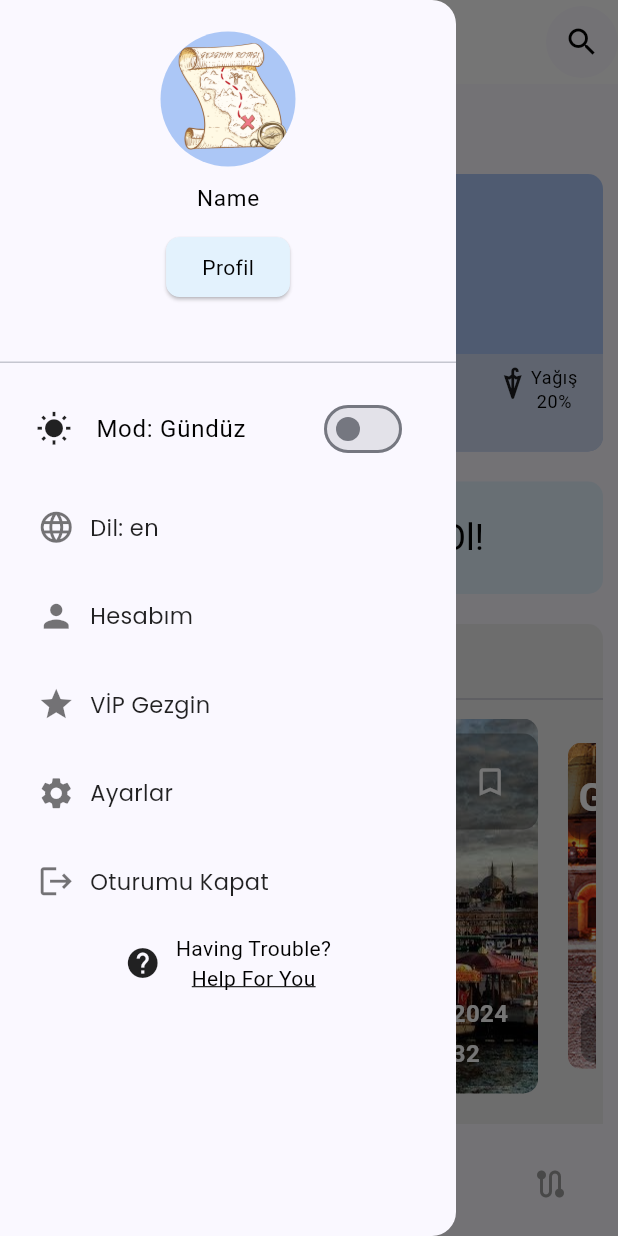
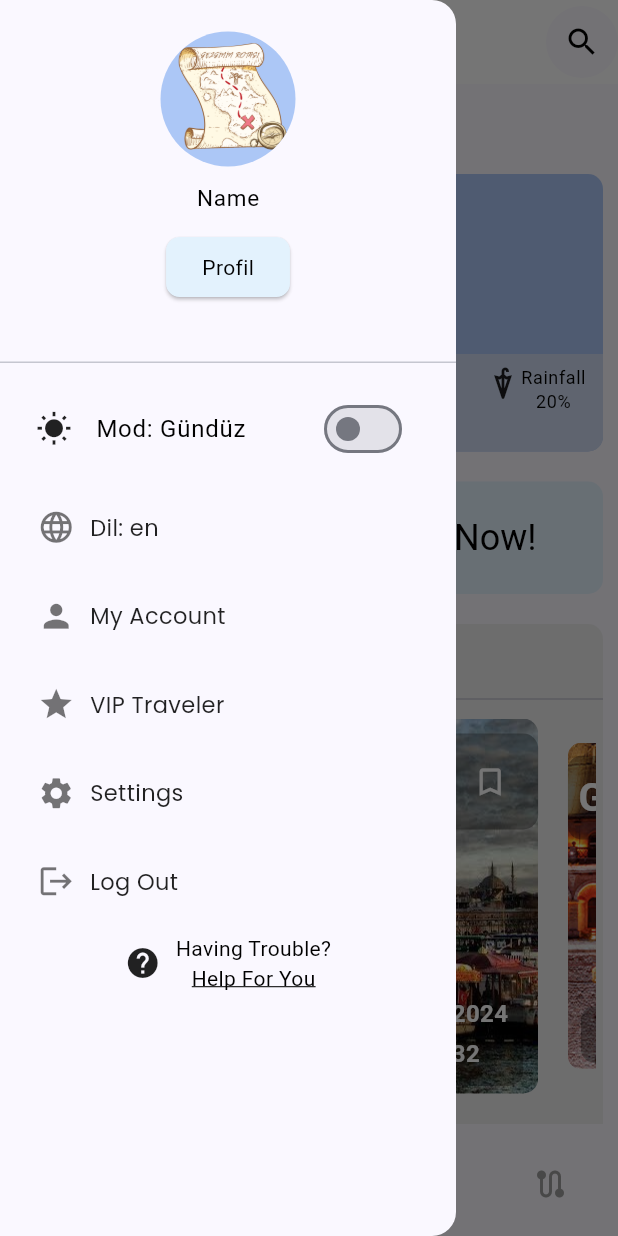
Before and after one commit to Hunvisk/MobilProgramlamaFinal, a Flutter app: the Home screen opened by its route, with the side drawer open, on a phone screen of 412 x 824 dp. Run offline on Flutter 3.47's test engine with Material 3 defaults, Android fonts, the phone set to English and light mode, and no system bars; drawn by our look-alikes of anim_search_bar, carousel_slider, google_nav_bar, smooth_page_indicator; our stand-ins replace flex_color_scheme, flutter_bloc, flutter_credit_card, flutter_svg, gap, go_router and 2 more; accounts and stored records are empty.

Commit message:
localizations

```diff
--- a/flutterfinalproje/assets/lang/en.json
+++ b/flutterfinalproje/assets/lang/en.json
@@ -5,6 +5,13 @@
     "location": "Istanbul",
     "snowy": "Snowy",
     "wind": "Wind",
-    "Humidty": "Humidty",
-    "rainfall": "Rainfall"
+    "humidty": "Humidty",
+    "rainfall": "Rainfall",
+    "become_a_VIP_traveler_now": "Become A VIP Traveler Now!",
+    "my_account": "My Account",
+    "vip_traveler": "VIP Traveler",
+    "settings": "Settings",
+    "log_out": "Log Out",
+    "having_trouble": "Having Trouble?",
+    "help_for_you": "Help For You"
 }
--- a/flutterfinalproje/assets/lang/tr.json
+++ b/flutterfinalproje/assets/lang/tr.json
@@ -5,6 +5,13 @@
     "location": "İstanbul",
     "snowy": "Karlı",
     "wind": "Rüzgar",
-    "Humidty": "Nem",
-    "rainfall": "Yağış"
+    "humidty": "Nem",
+    "rainfall": "Yağış",
+    "become_a_VIP_traveler_now": "Hemen VİP Gezgin Ol!",
+    "my_account": "Hesabım",
+    "vip_traveler": "VİP Gezgin",
+    "settings": "Ayarlar",
+    "log_out": "Oturumu kapat",
+    "having_trouble": "Problemin mi var?",
+    "help_for_you": "Yardım İçin Tıkla"
 }
--- a/flutterfinalproje/lib/screens/home.dart
+++ b/flutterfinalproje/lib/screens/home.dart
@@ -10,6 +10,8 @@ import 'package:flutterfinalproje/widgets/myhomeappbar.dart';
 import 'package:flutterfinalproje/widgets/mybottomnavbar.dart';
 import 'package:flutterfinalproje/widgets/placescontainerdesign.dart';
 import 'package:flutterfinalproje/widgets/routescontainerdesign.dart';
+
+import '../core/localizations.dart';
 
 class Home extends StatefulWidget {
   const Home({super.key});
@@ -131,7 +133,7 @@ class _HomeState extends State<Home> {
                             context.push('/VipGezginInfo');
                           },
                           child: NavigatorBox(
-                            title: "Hemen VİP Gezgin Ol!",
+                            title:  AppLocalizations.of(context).getTranslate("become_a_VIP_traveler_now"),
                           )),
                       Padding(
                         padding: const EdgeInsets.all(10.0),
@@ -148,7 +150,7 @@ class _HomeState extends State<Home> {
                                 child: Padding(
                                     padding: const EdgeInsets.all(5.0),
                                     child: Text(
-                                      "Bu Hafta Popüler",
+                                      AppLocalizations.of(context).getTranslate("popular_this_week"),
                                       style: Theme.of(context)
                                           .textTheme
                                           .headlineSmall,
@@ -201,7 +203,7 @@ class _HomeState extends State<Home> {
                             context.push('/Home');
                           },
                           child: NavigatorBox(
-                            title: "Gezgin Ürünlerini Keşfet!",
+                            title: AppLocalizations.of(context).getTranslate("discover_traveler_products"),
                           )),
                     ],
                   ),
@@ -351,28 +353,28 @@ class _HomeState extends State<Home> {
                     ),
                     ListTileItem(
                       context,
-                      'Hesabım',
+                      AppLocalizations.of(context).getTranslate("my_account"),
                       '/UserAccount',
                       Icons.person,
                       Colors.black54,
                     ),
                     ListTileItem(
                       context,
-                      'VİP Gezgin',
+                      AppLocalizations.of(context).getTranslate("vip_traveler"),
                       '/VipGezginInfo',
                       Icons.star,
                       Colors.black54,
                     ),
                     ListTileItem(
                       context,
-                      'Ayarlar',
+                      AppLocalizations.of(context).getTranslate("settings"),
                       '/Settings',
                       Icons.settings,
                       Colors.black54,
                     ),
                     ListTileItem(
                       context,
-                      'Oturumu Kapat',
+                      AppLocalizations.of(context).getTranslate("log_out"),
                       '/LogIn',
                       Icons.logout,
                       Colors.black54,
@@ -394,13 +396,13 @@ class _HomeState extends State<Home> {
                             padding: const EdgeInsets.all(5.0),
                             child: Column(
                               children: [
-                                Text("Having Trouble?"),
+                                Text(AppLocalizations.of(context).getTranslate("having_trouble")),
                                 InkWell(
                                   onTap: () {
                                     context.go('/ChatBot');
                                   },
                                   child: Text(
-                                    'Help For You',
+                                    AppLocalizations.of(context).getTranslate("help_for_you"),
                                     style: TextStyle(
                                       decoration: TextDecoration.underline,
                                     ),
@@ -494,7 +496,7 @@ class WeatherBox extends StatelessWidget {
                       padding: const EdgeInsets.all(5.0),
                       child: Container(
                           child: Text(
-                        "İstanbul",
+                        AppLocalizations.of(context).getTranslate("location"),
                         style: Theme.of(context).textTheme.bodyLarge,
                       )),
                     ),
@@ -502,7 +504,7 @@ class WeatherBox extends StatelessWidget {
                         height: 65,
                         width: double.infinity,
                         child: Text(
-                          "Karlı",
+                          AppLocalizations.of(context).getTranslate("snowy"),
                           style: Theme.of(context).textTheme.headlineMedium,
                         )),
                     Container(
@@ -520,7 +522,7 @@ class WeatherBox extends StatelessWidget {
                             padding: const EdgeInsets.all(8.0),
                             child: WeatherInfo(
                               icon: Icons.water_drop_outlined,
-                              labelText: "Nem",
+                              labelText: AppLocalizations.of(context).getTranslate("humidty"),
                               valueText: "30%",
                             ),
                           ),
@@ -528,7 +530,7 @@ class WeatherBox extends StatelessWidget {
                             padding: const EdgeInsets.all(8.0),
                             child: WeatherInfo(
                               icon: Icons.air,
-                              labelText: "Rüzgar",
+                              labelText: AppLocalizations.of(context).getTranslate("wind"),
                               valueText: "27kh/h",
                             ),
                           ),
@@ -536,7 +538,7 @@ class WeatherBox extends StatelessWidget {
                             padding: const EdgeInsets.all(8.0),
                             child: WeatherInfo(
                               icon: Icons.umbrella,
-                              labelText: "Yağış",
+                              labelText: AppLocalizations.of(context).getTranslate("rainfall"),
                               valueText: "20%",
                             ),
                           ),
```
Also changed, not shown: 2 other files.
